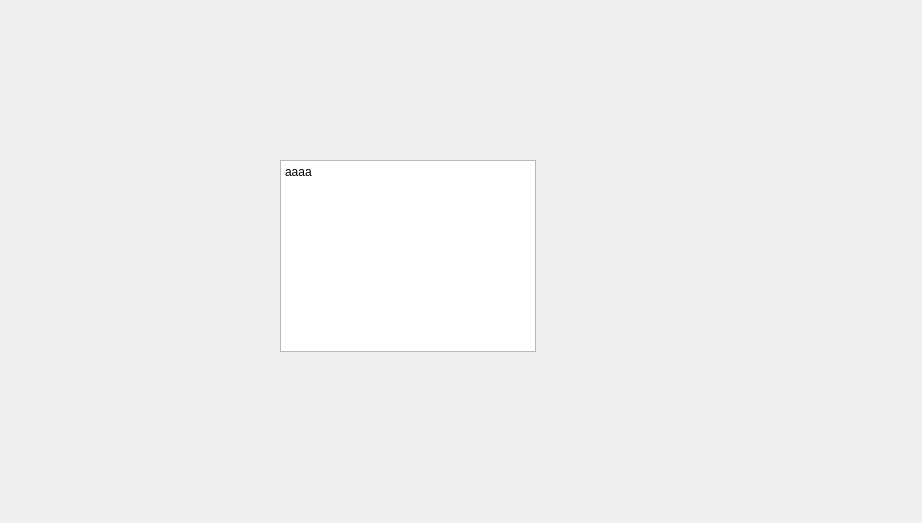
First picture: the form in MazeWindow.ui, repository voidczx/GraduationDesign, before the edit.
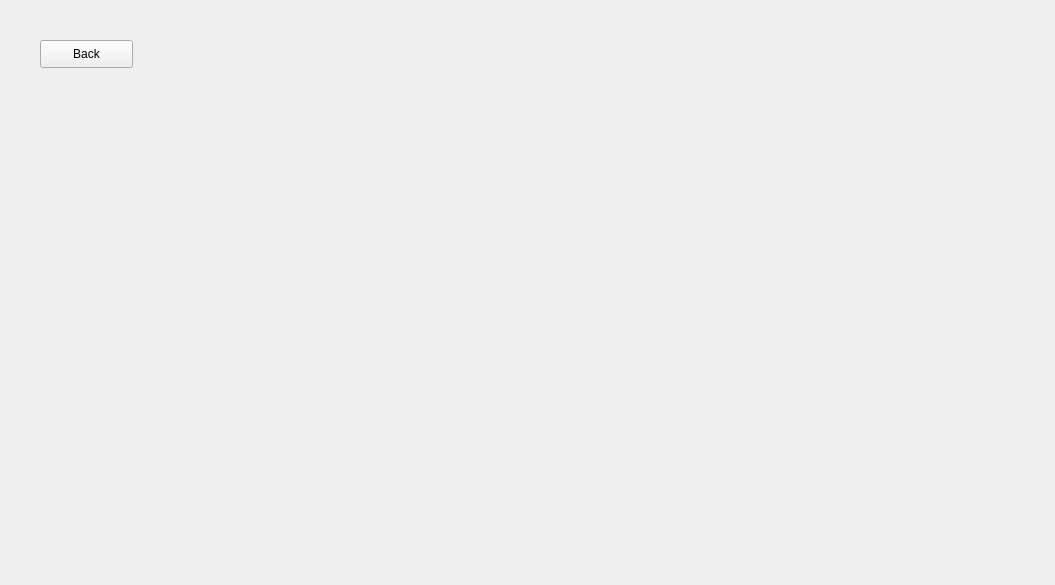
Second picture: the form after the edit.

Commit message: 界面跳转方式优化；加入Maze跳转回主菜单的功能

```diff
--- a/MazeWindow.ui
+++ b/MazeWindow.ui
@@ -6,28 +6,24 @@
    <rect>
     <x>0</x>
     <y>0</y>
-    <width>922</width>
-    <height>523</height>
+    <width>1055</width>
+    <height>585</height>
    </rect>
   </property>
   <property name="windowTitle">
    <string>Form</string>
   </property>
-  <widget class="QTextBrowser" name="textBrowser">
+  <widget class="QPushButton" name="Button_Back">
    <property name="geometry">
     <rect>
-     <x>280</x>
-     <y>160</y>
-     <width>256</width>
-     <height>192</height>
+     <x>40</x>
+     <y>40</y>
+     <width>93</width>
+     <height>28</height>
     </rect>
    </property>
-   <property name="html">
-    <string>&lt;!DOCTYPE HTML PUBLIC &quot;-//W3C//DTD HTML 4.0//EN&quot; &quot;http://www.w3.org/TR/REC-html40/strict.dtd&quot;&gt;
-&lt;html&gt;&lt;head&gt;&lt;meta name=&quot;qrichtext&quot; content=&quot;1&quot; /&gt;&lt;style type=&quot;text/css&quot;&gt;
-p, li { white-space: pre-wrap; }
-&lt;/style&gt;&lt;/head&gt;&lt;body style=&quot; font-family:'SimSun'; font-size:9pt; font-weight:400; font-style:normal;&quot;&gt;
-&lt;p style=&quot; margin-top:0px; margin-bottom:0px; margin-left:0px; margin-right:0px; -qt-block-indent:0; text-indent:0px;&quot;&gt;aaaa&lt;/p&gt;&lt;/body&gt;&lt;/html&gt;</string>
+   <property name="text">
+    <string>Back</string>
    </property>
   </widget>
  </widget>
```
The commit also changes 5 other files.
